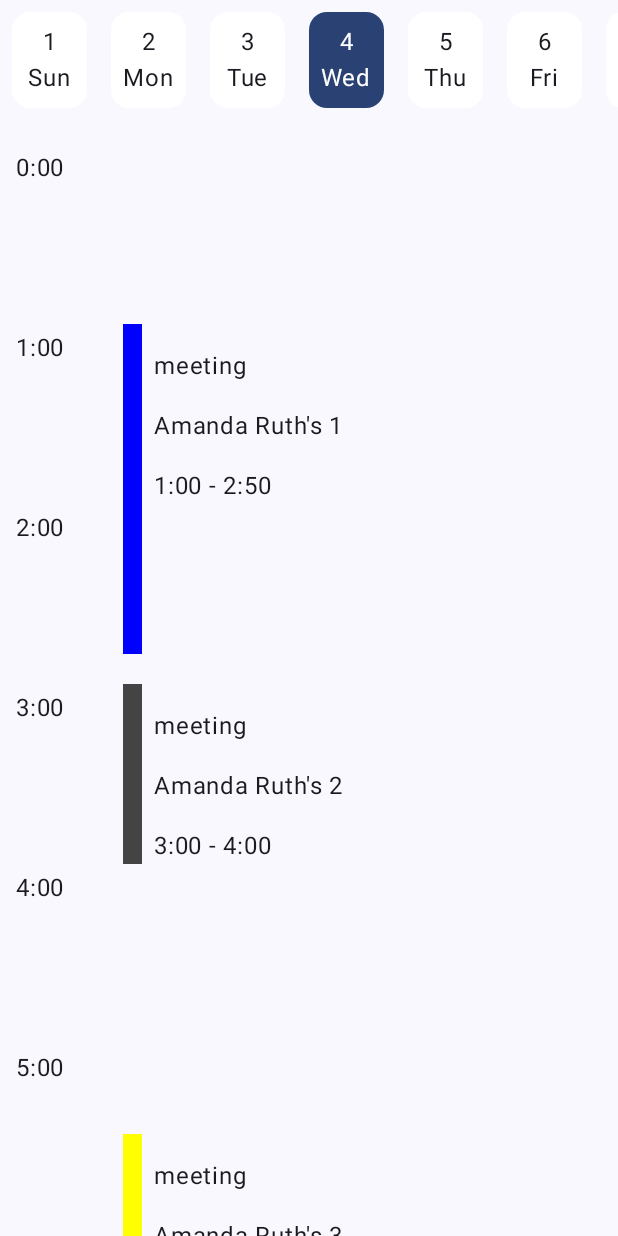
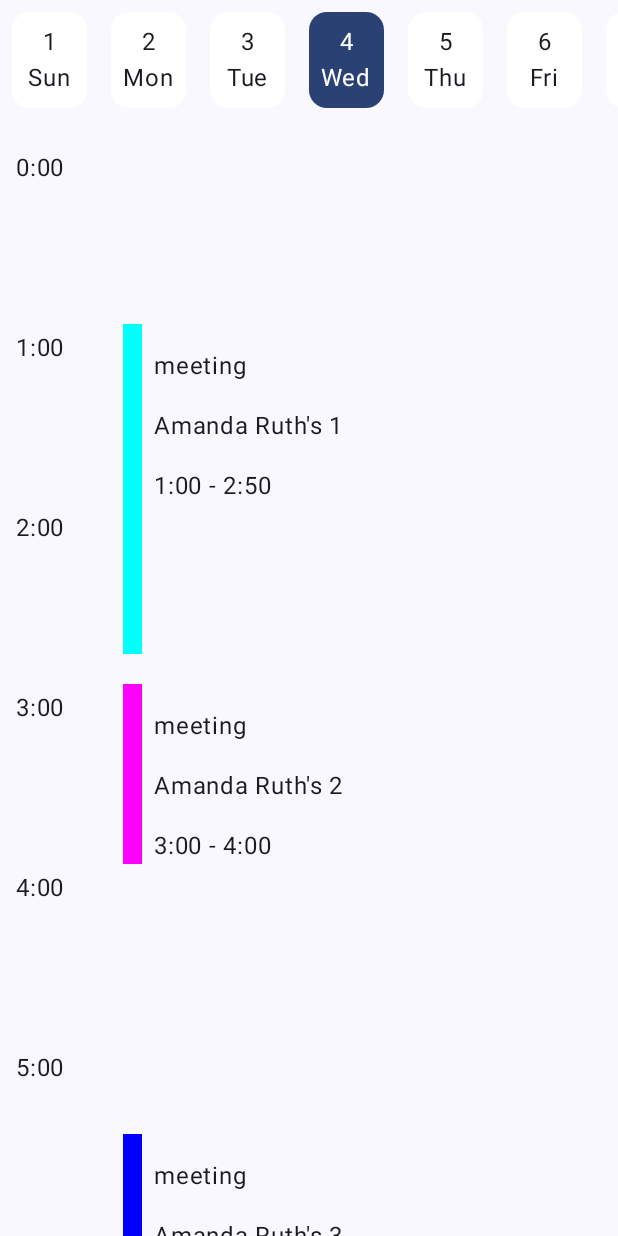
Before and after one commit to AndroidInt/Todo, an Android app built with Jetpack Compose: the screen it shows after launch (MainActivity), on a phone screen of 412 x 824 dp. Run offline under Robolectric (Android 15) with nearby library versions, the phone set to English and light mode, and no system bars; our stand-ins replace Dagger/Hilt's generated code, Room's generated code.

Commit message:
I'm working on colorPicker

```diff
--- a/app/src/main/java/com/androidint/todo/repository/model/Day.kt
+++ b/app/src/main/java/com/androidint/todo/repository/model/Day.kt
@@ -59,7 +59,8 @@ data class TimeTask(
 
 @Entity (indices = [Index(value = ["name"], unique = true)])
 data class Category(
-    @ColumnInfo(name = "name") val name: String = "Inbox"
+    @ColumnInfo(name = "name") val name: String = "Inbox",
+    @ColumnInfo(name = "color")val color:Int = 0,
 ) {
     @PrimaryKey(autoGenerate = true)
     var categoryId: Int = 0
@@ -67,9 +68,11 @@ data class Category(
 
 data class CategoryWithTasks(
     @Embedded val category: Category,
+
     @Relation(
         parentColumn = "categoryId", //name of Id field that belongs to Category
         entityColumn = "ownerCategoryId" //name of Id field that was created for relationship
     )
     val tasks: List<Task>
+
 )
--- a/app/src/main/java/com/androidint/todo/screen/TimelineScreen.kt
+++ b/app/src/main/java/com/androidint/todo/screen/TimelineScreen.kt
@@ -208,7 +208,13 @@ fun Modifier.taskData(task: Task?, timeBarExist: Boolean) =
 
 
 @Composable
-fun BasicEvent(task: Task, modifier: Modifier = Modifier) {
+fun BasicEvent(modifier: Modifier = Modifier,
+               task: Task,
+
+
+
+
+) {
 
     Row(
         modifier = modifier.background(
@@ -221,6 +227,7 @@ fun BasicEvent(task: Task, modifier: Modifier = Modifier) {
                 .fillMaxWidth(0.03F)
                 .fillMaxHeight(1F)
                 .background(
+                    //TODO("it must pass the task's color not ownerCategoryId")
                     DataStore.categoryToColor(task.ownerCategoryId)
                 )
         )
--- a/app/src/main/java/com/androidint/todo/utils/DataStore.kt
+++ b/app/src/main/java/com/androidint/todo/utils/DataStore.kt
@@ -20,11 +20,13 @@ class DataStore {
         )
         fun categoryToColor(categoryId :Int):Color{
             return when (categoryId){
-                1 -> Color.Blue
-                2 -> Color.DarkGray
-                3 -> Color.Yellow
-                4 -> Color.Green
-                else -> {Color.Blue}
+                0 -> Color.Yellow
+                1 -> Color.Cyan
+                2 -> Color.Magenta
+                3 -> Color.Blue
+                4 -> Color.Red
+                5 -> Color.Gray
+                else -> {Color.Yellow}
             }
         }
     }
```
Also changed, not shown: app/src/main/java/com/androidint/todo/screen/AddTaskScreenElement.kt (+102 -30 lines).
